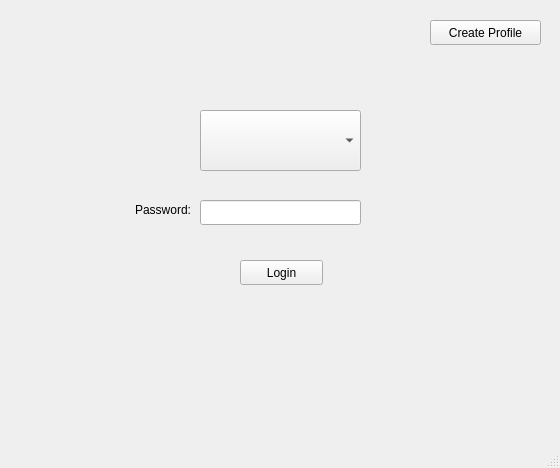
Matt-desousa/COMP3004-FinalProject, file loginwindow.ui: the form before one commit.
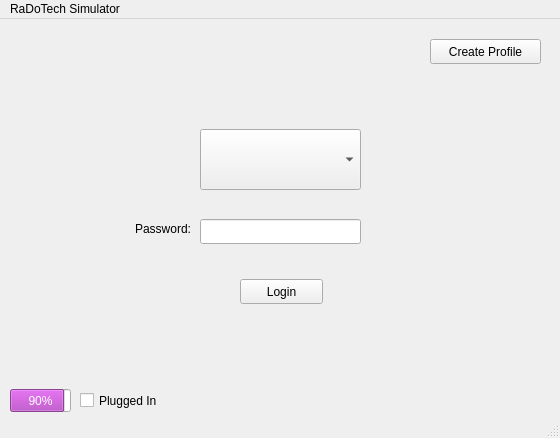
The form after the commit.

Patch:
```diff
--- a/loginwindow.ui
+++ b/loginwindow.ui
@@ -7,7 +7,7 @@
     <x>0</x>
     <y>0</y>
     <width>560</width>
-    <height>468</height>
+    <height>438</height>
    </rect>
   </property>
   <property name="windowTitle">
@@ -82,6 +82,81 @@
      <string>Create Profile</string>
     </property>
    </widget>
+   <widget class="QProgressBar" name="ChargeIndicator">
+    <property name="geometry">
+     <rect>
+      <x>10</x>
+      <y>370</y>
+      <width>61</width>
+      <height>23</height>
+     </rect>
+    </property>
+    <property name="palette">
+     <palette>
+      <active>
+       <colorrole role="Highlight">
+        <brush brushstyle="SolidPattern">
+         <color alpha="255">
+          <red>192</red>
+          <green>97</green>
+          <blue>203</blue>
+         </color>
+        </brush>
+       </colorrole>
+      </active>
+      <inactive>
+       <colorrole role="Highlight">
+        <brush brushstyle="SolidPattern">
+         <color alpha="255">
+          <red>192</red>
+          <green>97</green>
+          <blue>203</blue>
+         </color>
+        </brush>
+       </colorrole>
+      </inactive>
+      <disabled>
+       <colorrole role="Highlight">
+        <brush brushstyle="SolidPattern">
+         <color alpha="255">
+          <red>145</red>
+          <green>145</green>
+          <blue>145</blue>
+         </color>
+        </brush>
+       </colorrole>
+      </disabled>
+     </palette>
+    </property>
+    <property name="value">
+     <number>90</number>
+    </property>
+    <property name="alignment">
+     <set>Qt::AlignLeading|Qt::AlignLeft|Qt::AlignVCenter</set>
+    </property>
+    <property name="textVisible">
+     <bool>true</bool>
+    </property>
+    <property name="invertedAppearance">
+     <bool>false</bool>
+    </property>
+    <property name="textDirection">
+     <enum>QProgressBar::TopToBottom</enum>
+    </property>
+   </widget>
+   <widget class="QCheckBox" name="isCharging">
+    <property name="geometry">
+     <rect>
+      <x>80</x>
+      <y>370</y>
+      <width>90</width>
+      <height>23</height>
+     </rect>
+    </property>
+    <property name="text">
+     <string>Plugged In</string>
+    </property>
+   </widget>
   </widget>
   <widget class="QMenuBar" name="menubar">
    <property name="geometry">
@@ -92,6 +167,12 @@
      <height>22</height>
     </rect>
    </property>
+   <widget class="QMenu" name="menuRaDoTech_Simulator">
+    <property name="title">
+     <string>RaDoTech Simulator</string>
+    </property>
+   </widget>
+   <addaction name="menuRaDoTech_Simulator"/>
   </widget>
   <widget class="QStatusBar" name="statusbar"/>
  </widget>
```
